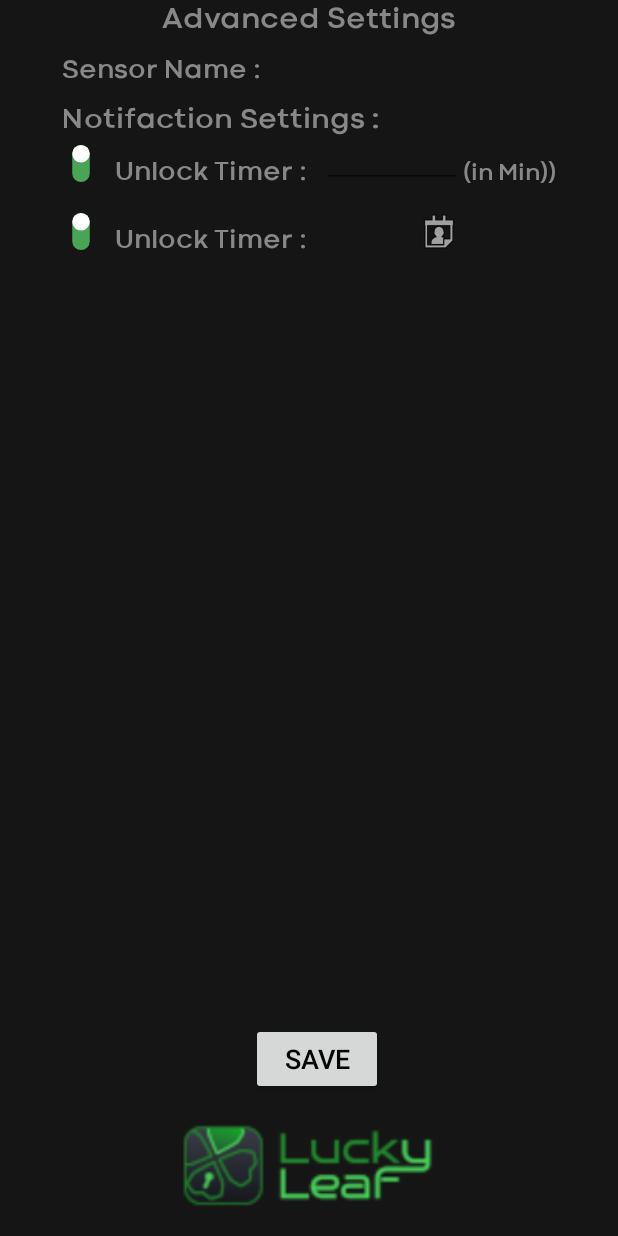
After one commit to JudaTech123/LuckyLeaf, an Android app: the SensorSettingFragment screen opened through its navigation route, on a phone screen of 412 x 824 dp. The commit adds this screen. Run offline under Robolectric (Android 15) with nearby library versions, the phone set to English and light mode, and no system bars; our stand-ins replace Room's generated code, data binding; 4 statements that could not run were skipped.

Commit message:
Added logic to put timer on unlock status and timed checks

```diff
--- a/app/src/main/java/com/example/luckyleaf/database/DB.java
+++ b/app/src/main/java/com/example/luckyleaf/database/DB.java
@@ -9,7 +9,7 @@ import androidx.room.TypeConverters;
 
 import com.example.luckyleaf.dataholders.LeafSensor;
 
-@Database(entities = {LeafSensor.class}, version = 1, exportSchema = false)
+@Database(entities = {LeafSensor.class}, version = 2, exportSchema = false)
 @TypeConverters({SensorTypeConverterHelper.class})
 public abstract class DB extends RoomDatabase {
     private static DB INSTANCE;
--- a/app/src/main/java/com/example/luckyleaf/database/LeafSensorDAO.java
+++ b/app/src/main/java/com/example/luckyleaf/database/LeafSensorDAO.java
@@ -26,6 +26,9 @@ public interface LeafSensorDAO {
     @Query("DELETE FROM LeafSensor WHERE sensorName = :sensorName AND mqttTopic = :sensorMqqt")
     void removeSensor(String sensorName,String sensorMqqt);
 
-    @Query("UPDATE LeafSensor SET status = :status , updateDate =:updateTime , active = :active WHERE sensorName = :sensorName AND mqttTopic = :sensorMqqt")
-    void updateSensorData(LeafStatus status,long updateTime,String sensorName,boolean active,String sensorMqqt);
+    @Query("UPDATE LeafSensor SET status = :status , updateDate =:updateTime , active = :active , " +
+            "timeAllowedUnlockInMin = :timeAllowedUnlockInMin , timeInDayToCheckHour = :timeInDayToCheckHour," +
+            "timeInDayToCheckMin = :timeInDayToCheckMin , timeAllowedUnlockActive = :timeAllowedUnlockActive, timeInDayToChecActive =:timeInDayToChecActive" +
+            " WHERE sensorName = :sensorName AND mqttTopic = :sensorMqqt")
+    void updateSensorData(LeafStatus status,long updateTime,String sensorName,boolean active,long timeAllowedUnlockInMin,long timeInDayToCheckHour,long timeInDayToCheckMin,boolean timeAllowedUnlockActive,boolean timeInDayToChecActive,String sensorMqqt);
 }
--- a/app/src/main/java/com/example/luckyleaf/fragments/SensorListFragment.java
+++ b/app/src/main/java/com/example/luckyleaf/fragments/SensorListFragment.java
@@ -47,7 +47,10 @@ public class SensorListFragment extends Fragment implements View.OnClickListener
         SensorViewHolder.SensorPressedEditCallback  editCallback = new SensorViewHolder.SensorPressedEditCallback() {
             @Override
             public void sensorClicked(LeafSensor sensor, int index) {
-
+                NavController navController = Navigation.findNavController(getActivity(), R.id.host_fragment);
+                Bundle args = new Bundle();
+                args.putString("LeafSensor", sensor.getMqttTopic());
+                navController.navigate(R.id.action_startFragment_to_sensorsettingsScreen, args, null);
             }
         };
         adapter = new SensorAdapter(requireContext(), SensorRepo.getInstane().getSensors(), openFullScreen, switchCallback, editCallback);
--- /dev/null
+++ b/app/src/main/res/layout/fragment_sensor_settings.xml
@@ -0,0 +1,202 @@
+<?xml version="1.0" encoding="utf-8"?>
+<layout xmlns:app="http://schemas.android.com/apk/res-auto"
+    xmlns:tools="http://schemas.android.com/tools">
+    <data>
+    <variable
+        name="sensorData"
+        type="com.example.luckyleaf.dataholders.LeafSensor"/>
+        <variable
+            name="clickListener"
+            type="android.view.View.OnClickListener" />
+    </data>
+<androidx.constraintlayout.widget.ConstraintLayout
+    xmlns:android="http://schemas.android.com/apk/res/android" android:layout_width="match_parent"
+    android:layout_height="match_parent"
+    android:background="@color/background">
+    <androidx.constraintlayout.widget.Guideline
+        android:id="@+id/satrtGuideLine"
+        android:layout_width="0dp"
+        android:layout_height="0dp"
+        app:layout_constraintGuide_percent="0.1"
+        android:orientation="vertical"/>
+    <androidx.constraintlayout.widget.Guideline
+        android:id="@+id/endGuideLine"
+        android:layout_width="0dp"
+        android:layout_height="0dp"
+        app:layout_constraintGuide_percent="0.9"
+        android:orientation="vertical"/>
+    <TextView
+        android:id="@+id/txtTitle"
+        android:layout_width="wrap_content"
+        android:layout_height="wrap_content"
+        app:layout_constraintTop_toTopOf="parent"
+        app:layout_constraintStart_toStartOf="parent"
+        app:layout_constraintEnd_toEndOf="parent"
+        android:text="Advanced Settings"
+        android:textColor="@color/undifned_color"
+        android:fontFamily="@font/font_reg"
+        android:textSize="20dp"/>
+    <TextView
+        android:id="@+id/txtSensorName"
+        android:layout_marginTop="10dp"
+        android:layout_width="wrap_content"
+        android:layout_height="wrap_content"
+        app:layout_constraintTop_toBottomOf="@id/txtTitle"
+        app:layout_constraintStart_toStartOf="@id/satrtGuideLine"
+        android:text="Sensor Name :"
+        android:textColor="@color/undifned_color"
+        android:fontFamily="@font/font_reg"
+        android:textSize="18dp"/>
+    <TextView
+        android:id="@+id/edtSensorName"
+        android:layout_width="0dp"
+        android:layout_height="wrap_content"
+        android:textSize="18sp"
+        android:textColor="@color/undifned_color"
+        app:layout_constraintEnd_toEndOf="@id/endGuideLine"
+        app:layout_constraintBottom_toBottomOf="@id/txtSensorName"
+        app:layout_constraintTop_toBottomOf="@id/txtTitle"
+        app:layout_constraintStart_toEndOf="@id/txtSensorName"
+        android:layout_marginStart="10dp"
+        android:text="@{sensorData.sensorName}"
+        tools:text="Sensor"
+        />
+
+    <TextView
+        android:id="@+id/txtAdvancedNotificationSetting"
+        android:layout_marginTop="10dp"
+        android:layout_width="wrap_content"
+        android:layout_height="wrap_content"
+        app:layout_constraintTop_toBottomOf="@id/txtSensorName"
+        app:layout_constraintStart_toStartOf="@id/satrtGuideLine"
+        android:text="Notifaction Settings :"
+        android:textColor="@color/undifned_color"
+        android:fontFamily="@font/font_reg"
+        android:textSize="19dp"/>
+    <ImageView
+        android:id="@+id/imgUnlockTimeStatus"
+        android:layout_width="25dp"
+        android:layout_height="35dp"
+        android:src="@drawable/list_item_track_background"
+        app:statusActive="@{sensorData.timeAllowedUnlockActive}"
+        android:padding="5dp"
+        android:onClick="@{clickListener}"
+        android:clickable="true"
+        android:focusable="true"
+        app:layout_constraintTop_toBottomOf="@id/txtAdvancedNotificationSetting"
+        app:layout_constraintStart_toStartOf="@id/satrtGuideLine"/>
+
+    <TextView
+        android:id="@+id/txtUnlockSettings"
+        android:layout_marginTop="10dp"
+        android:layout_width="wrap_content"
+        android:layout_height="wrap_content"
+        app:layout_constraintTop_toTopOf="@id/imgUnlockTimeStatus"
+        app:layout_constraintBottom_toBottomOf="@id/imgUnlockTimeStatus"
+        app:layout_constraintStart_toEndOf="@id/imgUnlockTimeStatus"
+        android:layout_marginStart="10dp"
+        android:text="Unlock Timer :"
+        android:textColor="@color/undifned_color"
+        android:fontFamily="@font/font_reg"
+        android:textSize="18dp"/>
+    <androidx.appcompat.widget.AppCompatEditText
+        android:id="@+id/edtUnlockSettings"
+        android:layout_width="0dp"
+        android:layout_height="wrap_content"
+        android:textSize="18sp"
+        android:textColor="@color/undifned_color"
+        android:inputType="numberDecimal"
+        app:layout_constraintEnd_toStartOf="@id/txtUnlockSettingsInfo"
+        app:layout_constraintBottom_toBottomOf="@id/txtUnlockSettings"
+        app:layout_constraintStart_toEndOf="@id/txtUnlockSettings"
+        android:layout_marginStart="10dp"
+        android:text="@{sensorData.timeAllowedUnlockInMinToStr}"
+        tools:text="Sensor"
+        />
+    <TextView
+        android:id="@+id/txtUnlockSettingsInfo"
+        android:layout_marginTop="10dp"
+        android:layout_width="wrap_content"
+        android:layout_height="wrap_content"
+        app:layout_constraintBottom_toBottomOf="@id/txtUnlockSettings"
+        app:layout_constraintEnd_toEndOf="@id/endGuideLine"
+        android:layout_marginStart="10dp"
+        android:text="(in Min))"
+        android:textColor="@color/undifned_color"
+        android:fontFamily="@font/font_reg"
+        android:textSize="16dp"/>
+
+    <ImageView
+        android:id="@+id/imgCheckTimerStatus"
+        android:layout_width="25dp"
+        android:layout_height="35dp"
+        android:src="@drawable/list_item_track_background"
+        app:statusActive="@{sensorData.timeInDayToChecActive}"
+        android:padding="5dp"
+        android:onClick="@{clickListener}"
+        android:clickable="true"
+        android:focusable="true"
+        app:layout_constraintTop_toBottomOf="@id/imgUnlockTimeStatus"
+        app:layout_constraintStart_toStartOf="@id/satrtGuideLine"
+        android:layout_marginTop="10dp"/>
+
+    <TextView
+        android:id="@+id/txtCheckTimerSettings"
+        android:layout_marginTop="10dp"
+        android:layout_width="wrap_content"
+        android:layout_height="wrap_content"
+        app:layout_constraintTop_toTopOf="@id/imgCheckTimerStatus"
+        app:layout_constraintBottom_toBottomOf="@id/imgCheckTimerStatus"
+        app:layout_constraintStart_toEndOf="@id/imgCheckTimerStatus"
+        android:layout_marginStart="10dp"
+        android:text="Unlock Timer :"
+        android:textColor="@color/undifned_color"
+        android:fontFamily="@font/font_reg"
+        android:textSize="18dp"/>
+    <TextView
+        android:id="@+id/btnPickTime"
+        android:layout_width="wrap_content"
+        android:layout_height="wrap_content"
+        android:textSize="18sp"
+        android:onClick="@{clickListener}"
+        android:textColor="@color/undifned_color"
+        android:gravity="bottom"
+        app:layout_constraintEnd_toStartOf="@id/endGuideLine"
+        app:layout_constraintBottom_toBottomOf="@id/txtCheckTimerSettings"
+        app:layout_constraintStart_toEndOf="@id/txtCheckTimerSettings"
+        android:layout_marginStart="10dp"
+        android:text="@{sensorData.timeCheckToStr}"
+        android:drawableEnd="@android:drawable/ic_menu_my_calendar"
+        tools:text="12:12"
+        />
+
+    <androidx.appcompat.widget.AppCompatButton
+        android:id="@+id/btnSaveData"
+        android:layout_width="wrap_content"
+        android:layout_height="wrap_content"
+        android:textSize="18sp"
+        android:onClick="@{clickListener}"
+        android:textColor="@color/black"
+        app:layout_constraintStart_toStartOf="@id/satrtGuideLine"
+        app:layout_constraintEnd_toEndOf="@id/endGuideLine"
+        app:layout_constraintBottom_toTopOf="@id/imgLogo"
+        android:layout_marginBottom="10dp"
+        android:layout_marginStart="10dp"
+        android:text="Save"
+        />
+
+    <ImageView
+        android:id="@+id/imgLogo"
+        android:layout_width="0dp"
+        android:layout_height="0dp"
+        app:layout_constraintDimensionRatio="H,64:188"
+        app:layout_constraintHeight_percent="0.09"
+        android:layout_marginBottom="10dp"
+        android:src="@drawable/logo"
+        app:layout_constraintStart_toStartOf="parent"
+        app:layout_constraintEnd_toEndOf="parent"
+        app:layout_constraintBottom_toBottomOf="parent"/>
+
+
+</androidx.constraintlayout.widget.ConstraintLayout>
+</layout>
--- a/app/src/main/res/layout/item_sensor.xml
+++ b/app/src/main/res/layout/item_sensor.xml
@@ -70,7 +70,8 @@
         android:src="@drawable/ic_item_drawer"
         app:layout_constraintTop_toTopOf="@id/sensorName"
         app:layout_constraintEnd_toEndOf="@id/statusLine"
-        app:layout_constraintBottom_toBottomOf="@id/sensorName" />
+        app:layout_constraintBottom_toBottomOf="@id/sensorName"
+        android:onClick="@{()->editCallback.sensorClicked(sensorData,sensorIndex)}"/>
     <ImageView
         android:id="@+id/statusLine"
         android:layout_width="match_parent"
--- a/app/src/main/res/navigation/app_nav_graph.xml
+++ b/app/src/main/res/navigation/app_nav_graph.xml
@@ -17,7 +17,12 @@
         android:name="com.example.luckyleaf.fragments.SensorFragment"/>
     <fragment android:id="@+id/settingsScreen"
         android:name="com.example.luckyleaf.fragments.SettingsFragment"/>
+    <fragment android:id="@+id/sensorSettingScreen"
+        android:name="com.example.luckyleaf.fragments.SensorSettingFragment"/>
     <action
         android:id="@+id/action_startFragment_to_settingsScreen"
         app:destination="@id/settingsScreen" />
+    <action
+        android:id="@+id/action_startFragment_to_sensorsettingsScreen"
+        app:destination="@id/sensorSettingScreen" />
 </navigation>
```
Also changed, not shown: app/src/main/java/com/example/luckyleaf/BackGroundService.java (+87 -39 lines), app/src/main/java/com/example/luckyleaf/BindingHelper.java (+12 -0 lines), app/src/main/java/com/example/luckyleaf/dataholders/LeafSensor.java (+85 -1 lines), app/src/main/java/com/example/luckyleaf/fragments/SensorSettingFragment.java (added, +103 -0 lines), app/src/main/java/com/example/luckyleaf/repo/SensorRepo.java (+12 -4 lines).
